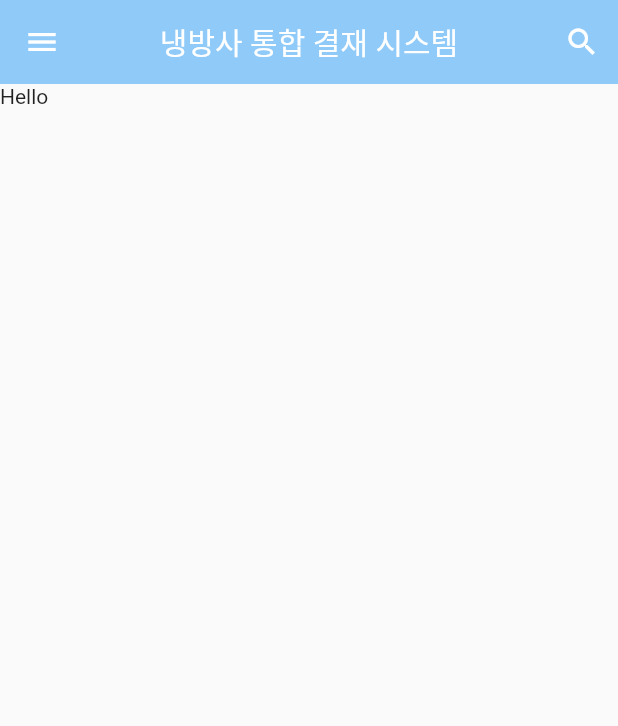
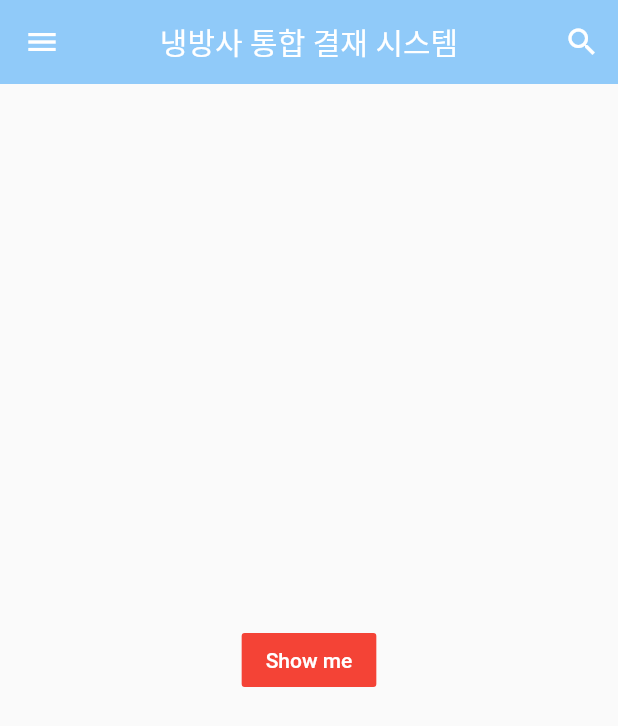
Before and after one commit to solardayz/flutter-test, a Flutter app: the screen it shows after launch, on a phone screen of 412 x 824 dp. Shown: the top 726 px of the screen. Run offline on Flutter 3.47's test engine with Material 2 defaults, Android fonts, the phone set to English and light mode, and no system bars.

Commit message:
스낵바 구현

```diff
--- a/lib/main.dart
+++ b/lib/main.dart
@@ -110,7 +110,19 @@ class MyPage extends StatelessWidget {
             ],
           ),
         ),
-      body: Text('Hello'),
+        body: Builder(builder: (BuildContext ctx) {
+          return Center(
+            child: FlatButton(
+              child: Text(
+                'Show me',
+                style: TextStyle(color: Colors.white),
+              ),
+              color: Colors.red,
+              onPressed: () {
+                Scaffold.of(ctx).showSnackBar(SnackBar(content: Text('Hello')));
+              },
+            ),
           );
+        }));
   }
 }
```
Lines whose indentation alone changed are shown as unchanged.
